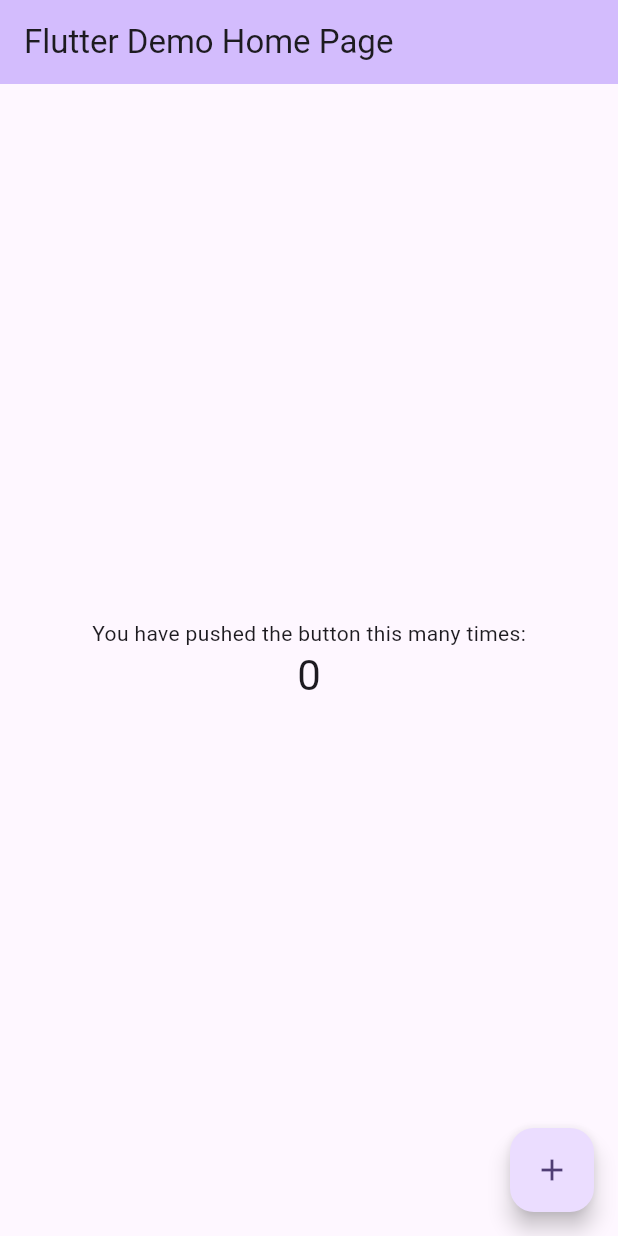
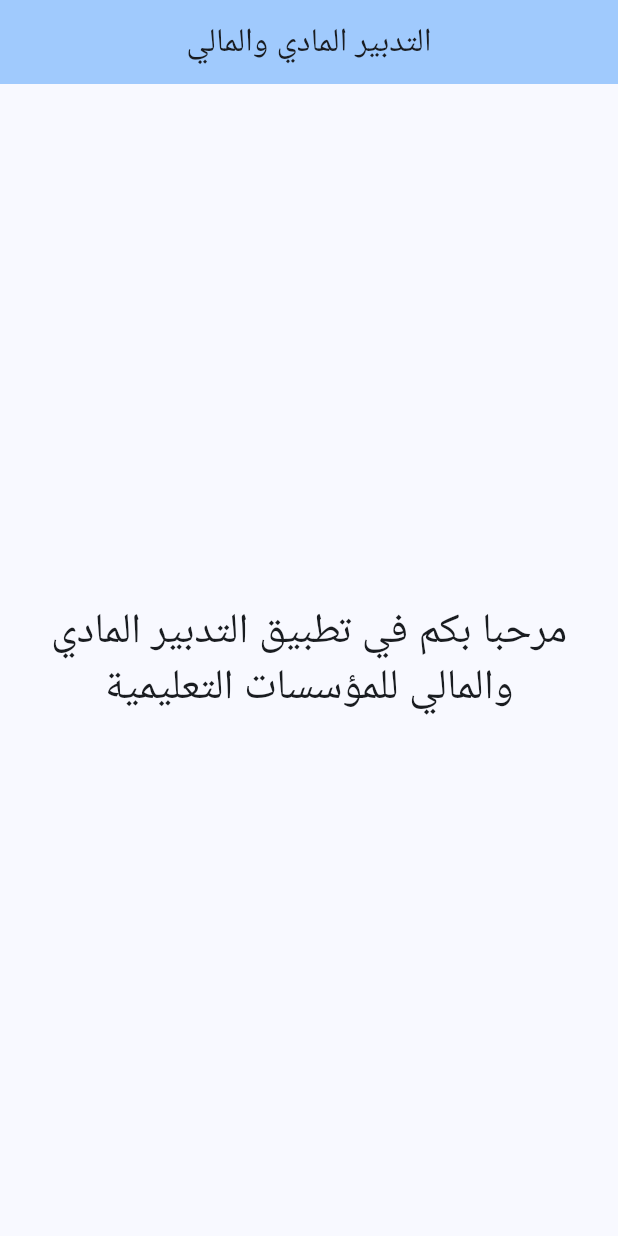
Before and after one commit to could-ai/019a20ca-06ca-73b4-aa1e-a39e660960a3, a Flutter app: the screen it shows after launch, on a phone screen of 412 x 824 dp. Run offline on Flutter 3.47's test engine with Material 3 defaults, Android fonts, the phone set to English and light mode, and no system bars.

Commit message:
لقد قمت بتحديث ملف `pubspec.yaml` لإضافة حزم `flutter_localizations` و `intl`. هذه الحزم ضرورية لتهيئة التطبيق لدعم اللغة العربية وتوفير التنسيق الصحيح من اليمين إلى اليسار (RTL) والنصوص المترجمة.; لقد قمت بتحديث شامل لملف `lib/main.dart`. تمت إزالة الكود التجريبي الافتراضي واستبداله بصفحة رئيسية جديدة تعكس هوية التطبيق. تم ضبط اللغة العربية كلغة أساسية للتطبيق مع دعم كامل لاتجاه النص من اليمين إلى اليسار (RTL). تحتوي الصفحة الرئيسية الآن على عنوان التطبيق ورسالة ترحيبية واضحة.

```diff
--- a/usr/lib/main.dart
+++ b/usr/lib/main.dart
@@ -1,4 +1,5 @@
 import 'package:flutter/material.dart';
+import 'package:flutter_localizations/flutter_localizations.dart';
 
 void main() {
   runApp(const MyApp());
@@ -7,46 +8,31 @@ void main() {
 class MyApp extends StatelessWidget {
   const MyApp({super.key});
 
-  // This widget is the root of your application.
   @override
   Widget build(BuildContext context) {
     return MaterialApp(
-      title: 'Flutter Demo',
+      title: 'التدبير المادي والمالي',
       debugShowCheckedModeBanner: false,
+      localizationsDelegates: const [
+        GlobalMaterialLocalizations.delegate,
+        GlobalWidgetsLocalizations.delegate,
+        GlobalCupertinoLocalizations.delegate,
+      ],
+      supportedLocales: const [
+        Locale('ar', ''), // Arabic
+      ],
+      locale: const Locale('ar', ''),
       theme: ThemeData(
-        // This is the theme of your application.
-        //
-        // TRY THIS: Try running your application with "flutter run". You'll see
-        // the application has a purple toolbar. Then, without quitting the app,
-        // try changing the seedColor in the colorScheme below to Colors.green
-        // and then invoke "hot reload" (save your changes or press the "hot
-        // reload" button in a Flutter-supported IDE, or press "r" if you used
-        // the command line to start the app).
-        //
-        // Notice that the counter didn't reset back to zero; the application
-        // state is not lost during the reload. To reset the state, use hot
-        // restart instead.
-        //
-        // This works for code too, not just values: Most code changes can be
-        // tested with just a hot reload.
-        colorScheme: ColorScheme.fromSeed(seedColor: Colors.deepPurple),
+        colorScheme: ColorScheme.fromSeed(seedColor: Colors.blue),
+        useMaterial3: true,
       ),
-      home: const MyHomePage(title: 'Flutter Demo Home Page'),
+      home: const MyHomePage(title: 'التدبير المادي والمالي'),
     );
   }
 }
 
 class MyHomePage extends StatefulWidget {
   const MyHomePage({super.key, required this.title});
-
-  // This widget is the home page of your application. It is stateful, meaning
-  // that it has a State object (defined below) that contains fields that affect
-  // how it looks.
-
-  // This class is the configuration for the state. It holds the values (in this
-  // case the title) provided by the parent (in this case the App widget) and
-  // used by the build method of the State. Fields in a Widget subclass are
-  // always marked "final".
 
   final String title;
 
@@ -55,66 +41,24 @@ class MyHomePage extends StatefulWidget {
 }
 
 class _MyHomePageState extends State<MyHomePage> {
-  int _counter = 0;
-
-  void _incrementCounter() {
-    setState(() {
-      // This call to setState tells the Flutter framework that something has
-      // changed in this State, which causes it to rerun the build method below
-      // so that the display can reflect the updated values. If we changed
-      // _counter without calling setState(), then the build method would not be
-      // called again, and so nothing would appear to happen.
-      _counter++;
-    });
-  }
-
   @override
   Widget build(BuildContext context) {
-    // This method is rerun every time setState is called, for instance as done
-    // by the _incrementCounter method above.
-    //
-    // The Flutter framework has been optimized to make rerunning build methods
-    // fast, so that you can just rebuild anything that needs updating rather
-    // than having to individually change instances of widgets.
     return Scaffold(
       appBar: AppBar(
-        // TRY THIS: Try changing the color here to a specific color (to
-        // Colors.amber, perhaps?) and trigger a hot reload to see the AppBar
-        // change color while the other colors stay the same.
         backgroundColor: Theme.of(context).colorScheme.inversePrimary,
-        // Here we take the value from the MyHomePage object that was created by
-        // the App.build method, and use it to set our appbar title.
         title: Text(widget.title),
+        centerTitle: true,
       ),
       body: Center(
-        // Center is a layout widget. It takes a single child and positions it
-        // in the middle of the parent.
-        child: Column(
-          // Column is also a layout widget. It takes a list of children and
-          // arranges them vertically. By default, it sizes itself to fit its
-          // children horizontally, and tries to be as tall as its parent.
-          //
-          // Column has various properties to control how it sizes itself and
-          // how it positions its children. Here we use mainAxisAlignment to
-          // center the children vertically; the main axis here is the vertical
-          // axis because Columns are vertical (the cross axis would be
-          // horizontal).
-          //
-          // TRY THIS: Invoke "debug painting" (choose the "Toggle Debug Paint"
-          // action in the IDE, or press "p" in the console), to see the
-          // wireframe for each widget.
-          mainAxisAlignment: MainAxisAlignment.center,
-          children: <Widget>[
-            const Text('You have pushed the button this many times:'),
-            Text('$_counter', style: Theme.of(context).textTheme.headlineMedium),
-          ],
+        child: Padding(
+          padding: const EdgeInsets.all(16.0),
+          child: Text(
+            'مرحبا بكم في تطبيق التدبير المادي والمالي للمؤسسات التعليمية',
+            textAlign: TextAlign.center,
+            style: Theme.of(context).textTheme.headlineMedium,
+          ),
         ),
       ),
-      floatingActionButton: FloatingActionButton(
-        onPressed: _incrementCounter,
-        tooltip: 'Increment',
-        child: const Icon(Icons.add),
-      ), // This trailing comma makes auto-formatting nicer for build methods.
     );
   }
 }
--- a/usr/pubspec.yaml
+++ b/usr/pubspec.yaml
@@ -30,6 +30,9 @@ environment:
 dependencies:
   flutter:
     sdk: flutter
+  flutter_localizations:
+    sdk: flutter
+  intl: ^0.19.0
 
   # The following adds the Cupertino Icons font to your application.
   # Use with the CupertinoIcons class for iOS style icons.
```
